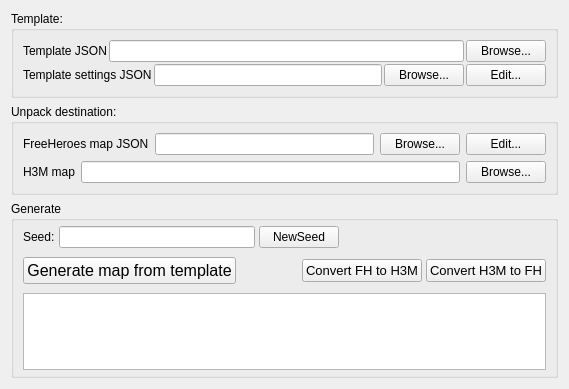
Old version of the form src/App/MapToolUI/MapToolWindow.ui in the repository mapron/FreeHeroes.
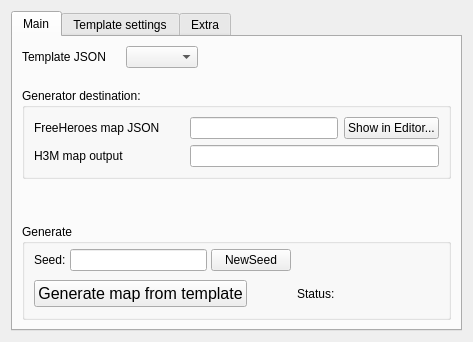
New version of the form. Custom widgets are drawn as their Qt base class.

```diff
--- a/src/App/MapToolUI/MapToolWindow.ui
+++ b/src/App/MapToolUI/MapToolWindow.ui
@@ -6,22 +6,26 @@
    <rect>
     <x>0</x>
     <y>0</y>
-    <width>569</width>
-    <height>389</height>
+    <width>459</width>
+    <height>342</height>
    </rect>
   </property>
   <property name="windowTitle">
    <string/>
   </property>
-  <layout class="QVBoxLayout" name="mainLayout" stretch="0,0,0">
+  <layout class="QVBoxLayout" name="mainLayout" stretch="0">
    <item>
-    <widget class="QGroupBox" name="groupBox">
-     <property name="title">
-      <string>Template:</string>
+    <widget class="QTabWidget" name="tabWidget">
+     <property name="currentIndex">
+      <number>0</number>
      </property>
-     <layout class="QVBoxLayout" name="groupBoxLayout">
+     <widget class="QWidget" name="tabMain">
+      <attribute name="title">
+       <string>Main</string>
+      </attribute>
+      <layout class="QVBoxLayout" name="tabMainLayout">
       <property name="spacing">
-       <number>2</number>
+        <number>20</number>
       </property>
       <item>
        <layout class="QHBoxLayout" name="horizontalLayout">
@@ -33,58 +37,39 @@
          </widget>
         </item>
         <item>
-         <widget class="QLineEdit" name="templatePath"/>
+          <widget class="QComboBox" name="comboBoxTemplateSelect"/>
         </item>
         <item>
-         <widget class="QPushButton" name="pushButtonBrowseTemplate">
-          <property name="text">
-           <string>Browse...</string>
-          </property>
-         </widget>
-        </item>
-       </layout>
-      </item>
-      <item>
-       <layout class="QHBoxLayout" name="horizontalLayout_2">
-        <item>
-         <widget class="QLabel" name="label_2">
-          <property name="text">
-           <string>Template settings JSON</string>
-          </property>
-         </widget>
-        </item>
-        <item>
-         <widget class="QLineEdit" name="templateSettingsPath"/>
-        </item>
-        <item>
-         <widget class="QPushButton" name="pushButtonBrowseSettings">
-          <property name="text">
-           <string>Browse...</string>
-          </property>
-         </widget>
-        </item>
-        <item>
-         <widget class="QPushButton" name="pushButtonEditSettings">
-          <property name="text">
-           <string>Edit...</string>
-          </property>
-         </widget>
-        </item>
-       </layout>
-      </item>
-     </layout>
-    </widget>
+          <spacer name="horizontalSpacer_2">
+           <property name="orientation">
+            <enum>Qt::Horizontal</enum>
+           </property>
+           <property name="sizeHint" stdset="0">
+            <size>
+             <width>40</width>
+             <height>20</height>
+            </size>
+           </property>
+          </spacer>
+         </item>
+        </layout>
    </item>
    <item>
     <widget class="QGroupBox" name="groupBox2">
      <property name="title">
-      <string>Unpack destination:</string>
+          <string>Generator destination:</string>
      </property>
      <layout class="QVBoxLayout" name="groupBoxLayout3">
       <item>
        <layout class="QHBoxLayout" name="horizontalLayout_31">
         <item>
          <widget class="QLabel" name="label_3">
+              <property name="minimumSize">
+               <size>
+                <width>150</width>
+                <height>0</height>
+               </size>
+              </property>
           <property name="text">
            <string>FreeHeroes map JSON</string>
           </property>
@@ -93,45 +78,50 @@
         <item>
          <widget class="QLineEdit" name="fhMapPath"/>
         </item>
-        <item>
-         <widget class="QPushButton" name="pushButtonBrowseMapFH">
-          <property name="text">
-           <string>Browse...</string>
-          </property>
-         </widget>
-        </item>
         <item>
          <widget class="QPushButton" name="pushButtonEditMap">
           <property name="text">
-           <string>Edit...</string>
+               <string>Show in Editor...</string>
           </property>
          </widget>
         </item>
        </layout>
       </item>
       <item>
-       <layout class="QHBoxLayout" name="horizontalLayout_31">
+           <layout class="QHBoxLayout" name="horizontalLayout_31a">
         <item>
          <widget class="QLabel" name="label_4">
+              <property name="minimumSize">
+               <size>
+                <width>150</width>
+                <height>0</height>
+               </size>
+              </property>
           <property name="text">
-           <string>H3M map</string>
+               <string>H3M map output</string>
           </property>
          </widget>
         </item>
         <item>
          <widget class="QLineEdit" name="h3mMapPath"/>
         </item>
+           </layout>
+          </item>
+         </layout>
+        </widget>
+       </item>
         <item>
-         <widget class="QPushButton" name="pushButtonBrowseMapH3M">
-          <property name="text">
-           <string>Browse...</string>
-          </property>
-         </widget>
-        </item>
-       </layout>
-      </item>
-     </layout>
-    </widget>
+        <spacer name="verticalSpacer">
+         <property name="orientation">
+          <enum>Qt::Vertical</enum>
+         </property>
+         <property name="sizeHint" stdset="0">
+          <size>
+           <width>1</width>
+           <height>1</height>
+          </size>
+         </property>
+        </spacer>
    </item>
    <item>
     <widget class="QGroupBox" name="groupBox_2">
@@ -199,7 +189,7 @@
        </layout>
       </item>
       <item>
-       <layout class="QHBoxLayout" name="horizontalLayout_5">
+           <layout class="QHBoxLayout" name="horizontalLayout_5a">
         <property name="topMargin">
          <number>5</number>
         </property>
@@ -228,6 +218,103 @@
           </property>
           <property name="sizeHint" stdset="0">
            <size>
+                <width>1</width>
+                <height>1</height>
+               </size>
+              </property>
+             </spacer>
+            </item>
+            <item>
+             <widget class="QLabel" name="label_5">
+              <property name="text">
+               <string>Status:</string>
+              </property>
+             </widget>
+            </item>
+            <item>
+             <widget class="QLabel" name="labelStatus">
+              <property name="minimumSize">
+               <size>
+                <width>100</width>
+                <height>0</height>
+               </size>
+              </property>
+              <property name="text">
+               <string notr="true"/>
+              </property>
+             </widget>
+            </item>
+           </layout>
+          </item>
+         </layout>
+        </widget>
+       </item>
+      </layout>
+     </widget>
+     <widget class="QWidget" name="tabTemplateSettings">
+      <attribute name="title">
+       <string>Template settings</string>
+      </attribute>
+      <layout class="QVBoxLayout" name="tabTemplateSettingsLayout">
+       <item>
+        <widget class="FreeHeroes::TemplateSettingsWidget" name="templateSettingsWidget"/>
+       </item>
+      </layout>
+     </widget>
+     <widget class="QWidget" name="tabExtra">
+      <attribute name="title">
+       <string>Extra</string>
+      </attribute>
+      <layout class="QVBoxLayout" name="tabExtraLayout">
+       <item>
+        <layout class="QHBoxLayout" name="horizontalLayout_4">
+         <property name="bottomMargin">
+          <number>5</number>
+         </property>
+         <item>
+          <widget class="QCheckBox" name="checkBoxGenerateSeed">
+           <property name="text">
+            <string>Create fresh seed before every Generate press</string>
+           </property>
+          </widget>
+         </item>
+         <item>
+          <widget class="QCheckBox" name="checkBoxIncrementSeed">
+           <property name="text">
+            <string>Increment seed values</string>
+           </property>
+          </widget>
+         </item>
+         <item>
+          <spacer name="horizontalSpacer_4">
+           <property name="orientation">
+            <enum>Qt::Horizontal</enum>
+           </property>
+           <property name="sizeHint" stdset="0">
+            <size>
+             <width>40</width>
+             <height>20</height>
+            </size>
+           </property>
+          </spacer>
+         </item>
+        </layout>
+       </item>
+       <item>
+        <layout class="QHBoxLayout" name="horizontalLayout_5">
+         <property name="topMargin">
+          <number>5</number>
+         </property>
+         <property name="bottomMargin">
+          <number>5</number>
+         </property>
+         <item>
+          <spacer name="horizontalSpacer1">
+           <property name="orientation">
+            <enum>Qt::Horizontal</enum>
+           </property>
+           <property name="sizeHint" stdset="0">
+            <size>
             <width>40</width>
             <height>20</height>
            </size>
@@ -266,6 +353,20 @@
         </item>
        </layout>
       </item>
+       <item>
+        <layout class="QHBoxLayout" name="horizontalLayout_2">
+         <property name="bottomMargin">
+          <number>6</number>
+         </property>
+         <item>
+          <widget class="QLabel" name="label_6">
+           <property name="text">
+            <string>Generation log</string>
+           </property>
+          </widget>
+         </item>
+        </layout>
+       </item>
       <item>
        <layout class="QHBoxLayout" name="horizontalLayout_3">
         <item>
@@ -279,9 +380,18 @@
       </item>
      </layout>
     </widget>
+    </widget>
    </item>
   </layout>
  </widget>
+ <customwidgets>
+  <customwidget>
+   <class>FreeHeroes::TemplateSettingsWidget</class>
+   <extends>QFrame</extends>
+   <header>TemplateSettingsWidget.hpp</header>
+   <container>1</container>
+  </customwidget>
+ </customwidgets>
  <resources/>
  <connections/>
 </ui>
```
Lines whose indentation alone changed are shown as unchanged.
